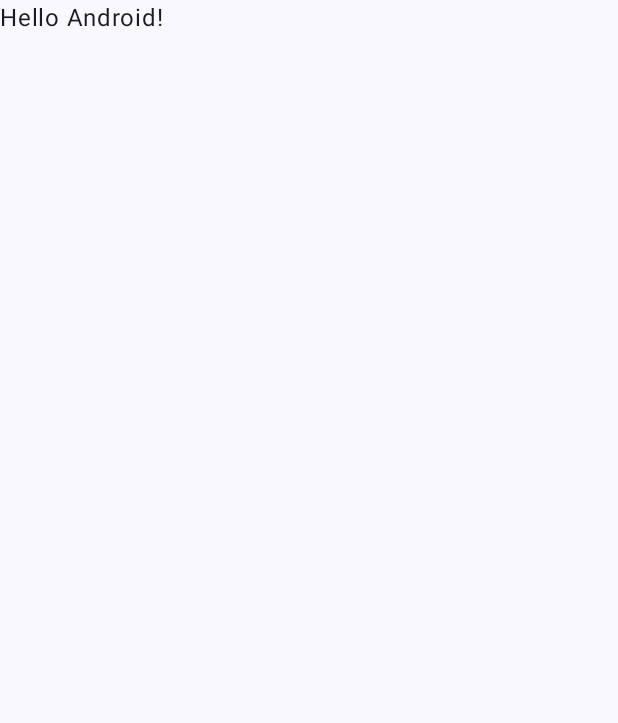
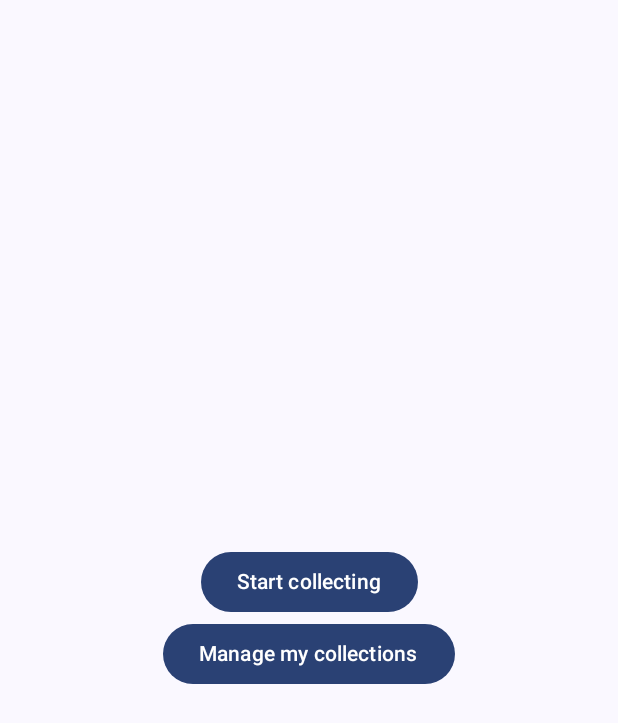
Before and after one commit to fallowfox/magpie-sorter, an Android app built with Jetpack Compose: the screen it shows after launch (MainActivity), on a phone screen of 412 x 824 dp. Before the commit the part shown is almost empty. Shown: the top 723 px of the screen. Run offline under Robolectric (Android 15) with nearby library versions, the phone set to English and light mode, and no system bars.

Commit message:
Added initial home screen and app composables

```diff
--- a/app/src/main/java/com/example/magpiesorter/MainActivity.kt
+++ b/app/src/main/java/com/example/magpiesorter/MainActivity.kt
@@ -1,17 +1,26 @@
 package com.example.magpiesorter
+import com.example.magpiesorter.ui.theme.MagpieApp
+import com.example.magpiesorter.ui.theme.MagpieHome
 
 import android.os.Bundle
 import androidx.activity.ComponentActivity
 import androidx.activity.compose.setContent
 import androidx.activity.enableEdgeToEdge
+import androidx.compose.foundation.layout.Column
 import androidx.compose.foundation.layout.fillMaxSize
 import androidx.compose.foundation.layout.padding
+import androidx.compose.foundation.layout.wrapContentSize
+import androidx.compose.material3.Button
+import androidx.compose.material3.MaterialTheme
 import androidx.compose.material3.Scaffold
 import androidx.compose.material3.Text
 import androidx.compose.runtime.Composable
 import androidx.compose.ui.Modifier
 import androidx.compose.ui.tooling.preview.Preview
 import com.example.magpiesorter.ui.theme.MagpieSorterTheme
+import androidx.compose.material3.Surface
+import androidx.compose.ui.Alignment
+import androidx.compose.ui.res.stringResource
 
 class MainActivity : ComponentActivity() {
     override fun onCreate(savedInstanceState: Bundle?) {
@@ -19,29 +28,22 @@ class MainActivity : ComponentActivity() {
         enableEdgeToEdge()
         setContent {
             MagpieSorterTheme {
-                Scaffold(modifier = Modifier.fillMaxSize()) { innerPadding ->
-                    Greeting(
-                        name = "Android",
-                        modifier = Modifier.padding(innerPadding)
-                    )
+                Surface(
+                    modifier = Modifier.fillMaxSize(),
+                    color = MaterialTheme.colorScheme.background
+                ){
+                    MagpieApp()
                 }
             }
         }
     }
 }
 
+@Preview
 @Composable
-fun Greeting(name: String, modifier: Modifier = Modifier) {
-    Text(
-        text = "Hello $name!",
-        modifier = modifier
+fun MagpieApp(modifier: Modifier = Modifier) {
+    MagpieHome(modifier = Modifier
+        .fillMaxSize()
+        .wrapContentSize(Alignment.Center)
     )
 }
-
-@Preview(showBackground = true)
-@Composable
-fun GreetingPreview() {
-    MagpieSorterTheme {
-        Greeting("Android")
-    }
-}
--- /dev/null
+++ b/app/src/main/java/com/example/magpiesorter/ui/theme/MagpieApp.kt
@@ -0,0 +1,17 @@
+package com.example.magpiesorter.ui.theme
+
+import androidx.compose.foundation.layout.fillMaxSize
+import androidx.compose.foundation.layout.wrapContentSize
+import androidx.compose.runtime.Composable
+import androidx.compose.ui.Alignment
+import androidx.compose.ui.Modifier
+import androidx.compose.ui.tooling.preview.Preview
+
+@Preview
+@Composable
+fun MagpieApp(modifier: Modifier = Modifier) {
+    MagpieHome(modifier = Modifier
+        .fillMaxSize()
+        .wrapContentSize(Alignment.Center)
+    )
+}
--- /dev/null
+++ b/app/src/main/java/com/example/magpiesorter/ui/theme/MagpieHome.kt
@@ -0,0 +1,29 @@
+package com.example.magpiesorter.ui.theme
+
+import androidx.compose.foundation.layout.Column
+import androidx.compose.material3.Button
+import androidx.compose.material3.Text
+import androidx.compose.runtime.Composable
+import androidx.compose.ui.Alignment
+import androidx.compose.ui.Modifier
+import androidx.compose.ui.res.stringResource
+import androidx.compose.ui.tooling.preview.Preview
+import com.example.magpiesorter.R
+
+@Preview(showBackground = true)
+@Composable
+fun MagpieHome(modifier: Modifier = Modifier){
+    Column(modifier = modifier, horizontalAlignment = Alignment.CenterHorizontally){
+        Button(
+            onClick = {}
+        ){
+            Text(text= stringResource(R.string.welcome))
+        }
+        Button(
+            onClick = {}
+        ){
+            Text(text= stringResource(R.string.welcome2))
+        }
+    }
+
+}
--- a/app/src/main/res/values/strings.xml
+++ b/app/src/main/res/values/strings.xml
@@ -1,3 +1,5 @@
 <resources>
     <string name="app_name">MagpieSorter</string>
+    <string name="welcome">Start collecting</string>
+    <string name="welcome2">Manage my collections</string>
 </resources>
```
